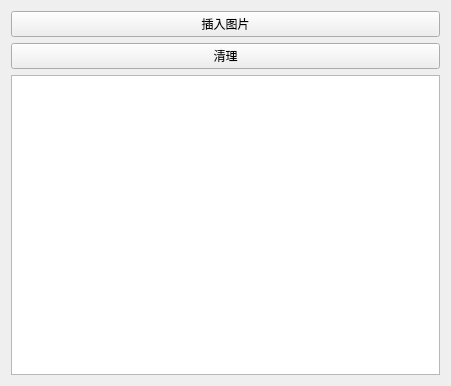
Qt form Core/AaaTestCore/form_textedit.ui (pjh130/qt) before a commit.
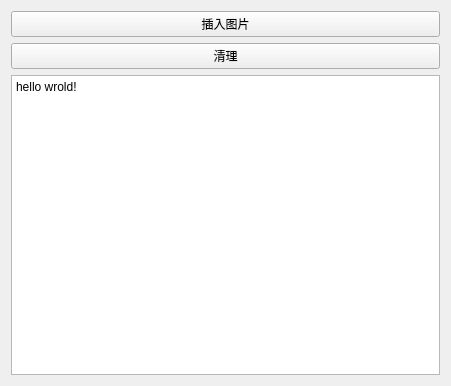
The same form after that commit. Custom widgets are drawn as their Qt base class.

What changed in the file:
```diff
--- a/Core/AaaTestCore/form_textedit.ui
+++ b/Core/AaaTestCore/form_textedit.ui
@@ -29,7 +29,15 @@
     </widget>
    </item>
    <item>
-    <widget class="TextEditEx" name="textEdit"/>
+    <widget class="TextEditEx" name="textEdit">
+     <property name="html">
+      <string>&lt;!DOCTYPE HTML PUBLIC &quot;-//W3C//DTD HTML 4.0//EN&quot; &quot;http://www.w3.org/TR/REC-html40/strict.dtd&quot;&gt;
+&lt;html&gt;&lt;head&gt;&lt;meta name=&quot;qrichtext&quot; content=&quot;1&quot; /&gt;&lt;style type=&quot;text/css&quot;&gt;
+p, li { white-space: pre-wrap; }
+&lt;/style&gt;&lt;/head&gt;&lt;body style=&quot; font-family:'SimSun'; font-size:9pt; font-weight:400; font-style:normal;&quot;&gt;
+&lt;p style=&quot; margin-top:0px; margin-bottom:0px; margin-left:0px; margin-right:0px; -qt-block-indent:0; text-indent:0px;&quot;&gt;hello wrold!&lt;/p&gt;&lt;/body&gt;&lt;/html&gt;</string>
+     </property>
+    </widget>
    </item>
   </layout>
  </widget>
```
